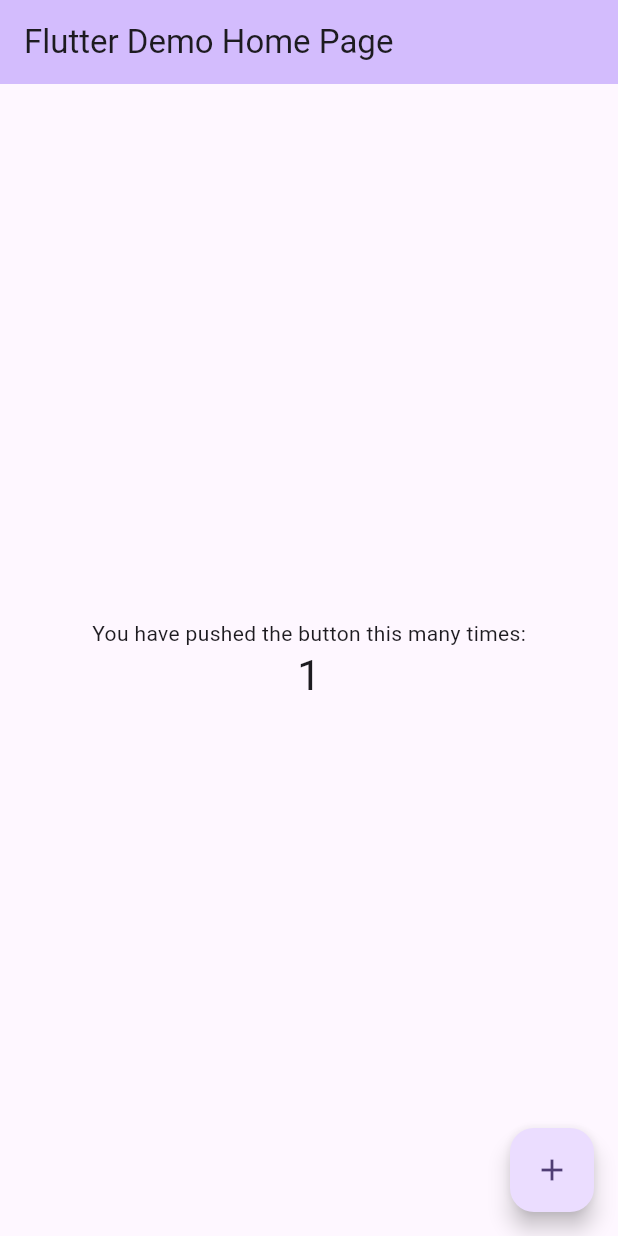
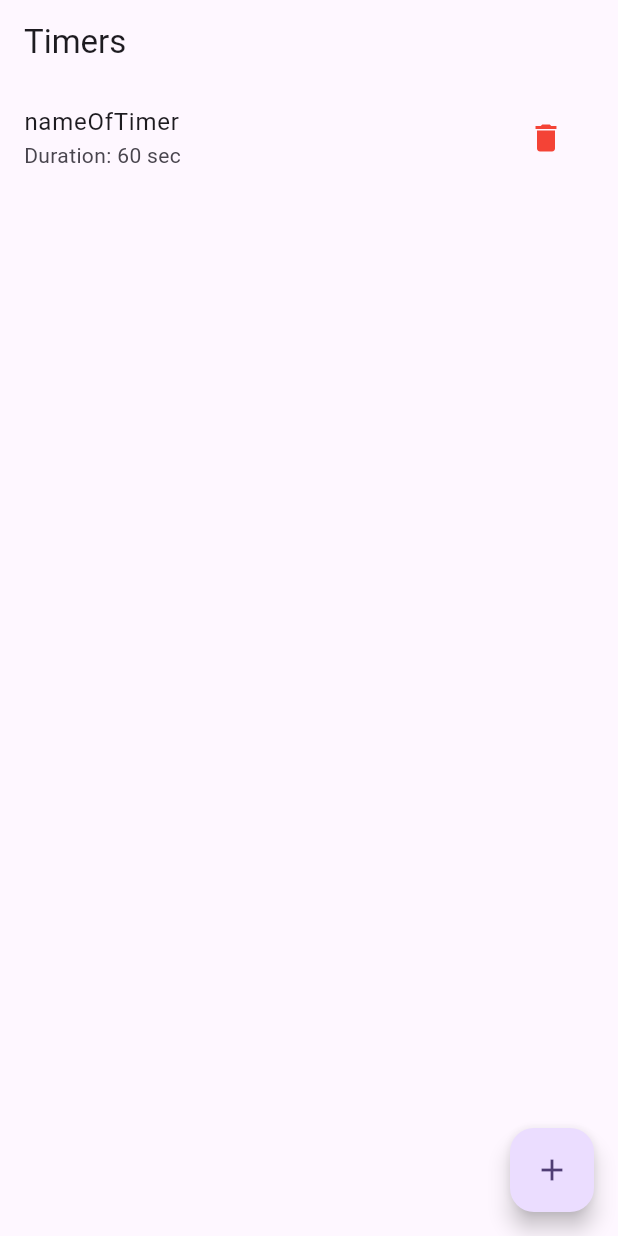
Before and after one commit to majdideveloper/box_round_timer, a Flutter app: the screen it shows after launch, after a tap on the "add" icon, on a phone screen of 412 x 824 dp. Run offline on Flutter 3.47's test engine with Material 3 defaults, Android fonts, the phone set to English and light mode, and no system bars; our stand-ins replace bloc, dartz, flutter_bloc, freezed_annotation, get_it, shared_preferences.

Commit message:
add get it and implement UI for just add Timer and remove

```diff
--- a/lib/features/timer/data/datasources/local_data_source/timer_local_data_source.dart
+++ b/lib/features/timer/data/datasources/local_data_source/timer_local_data_source.dart
@@ -1,11 +1,13 @@
+// import 'dart:convert';
 import 'dart:convert';
+import 'dart:developer';
 
 import 'package:dartz/dartz.dart';
 import 'package:shared_preferences/shared_preferences.dart';
 
 import '../../models/timer_model.dart';
 
-//TODO make is here own class constant
+// Constant key for SharedPreferences
 const String cachedTimersKey = "CACHED_TIMERS";
 
 abstract class TimerLocalDataSource {
@@ -17,10 +19,14 @@ abstract class TimerLocalDataSource {
 
 class TimerLocalDataSourceImpl implements TimerLocalDataSource {
   final SharedPreferences sharedPreferences;
+
   TimerLocalDataSourceImpl({required this.sharedPreferences});
+
   @override
   Future<Unit> addTimer(TimerModel timerModel) async {
+    log("Before getCachedTimers");
     final List<TimerModel> timers = await getCachedTimers();
+    log("Fetched timers, adding new one.");
     timers.add(timerModel);
     await _saveTimers(timers);
     return unit;
@@ -29,9 +35,27 @@ class TimerLocalDataSourceImpl implements TimerLocalDataSource {
   @override
   Future<List<TimerModel>> getCachedTimers() async {
     final jsonString = sharedPreferences.getString(cachedTimersKey);
+
     if (jsonString != null) {
-      final List<dynamic> jsonList = json.decode(jsonString);
-      return jsonList.map((json) => TimerModel.fromJson(json)).toList();
+      try {
+        final List<dynamic> jsonList = jsonDecode(jsonString);
+        log("Decoded JSON list: $jsonList");
+
+        // Check if the list is valid before mapping
+        if (jsonList is List &&
+            jsonList.isNotEmpty &&
+            jsonList.first is Map<String, dynamic>) {
+          return jsonList
+              .map((json) => TimerModel.fromJson(json as Map<String, dynamic>))
+              .toList();
+        } else {
+          log("Error: Stored data is not in the correct format.");
+          return [];
+        }
+      } catch (e) {
+        log("Error decoding JSON: $e");
+        return [];
+      }
     }
     return [];
   }
@@ -46,7 +70,6 @@ class TimerLocalDataSourceImpl implements TimerLocalDataSource {
 
   @override
   Future<Unit> updateTimer(String idTimer, TimerModel timerModel) async {
-    //! change this becasue iuse my own uuid
     final List<TimerModel> timers = await getCachedTimers();
     final index = timers.indexWhere((timer) => timer.idTimer == idTimer);
     if (index != -1) {
@@ -57,8 +80,9 @@ class TimerLocalDataSourceImpl implements TimerLocalDataSource {
   }
 
   Future<void> _saveTimers(List<TimerModel> timers) async {
-    final List<String> jsonList =
-        timers.map((timer) => json.encode(timer.toJson())).toList();
-    await sharedPreferences.setString(cachedTimersKey, json.encode(jsonList));
+    final List<Map<String, dynamic>> jsonList =
+        timers.map((timer) => timer.toJson()).toList();
+    final String jsonString = jsonEncode(jsonList);
+    await sharedPreferences.setString(cachedTimersKey, jsonString);
   }
 }
--- a/lib/features/timer/data/models/timer_model.dart
+++ b/lib/features/timer/data/models/timer_model.dart
@@ -1,40 +1,102 @@
-import 'package:freezed_annotation/freezed_annotation.dart';
+import 'dart:convert';
 
-import '../../domain/entities/timer_entity.dart';
+import 'package:box_round_timer/features/timer/domain/entities/timer_entity.dart';
 
-part 'timer_model.freezed.dart';
-part 'timer_model.g.dart';
+class TimerModel extends TimerEntity {
+  final String nameOfTimer;
+  final String idTimer;
+  final int preparationTime;
+  final int? roundTime;
+  final int resetTime;
+  final TypeTimer type;
+  final int numberOfRounds;
+  final int? firstPhaseDuration;
+  final int? secondPhaseDuration;
 
-@freezed
-class TimerModel with _$TimerModel {
-  const factory TimerModel({
-    required String nameOfTimer, // Added nameOfTimer
-    required String idTimer, // Added idTimer
-    required int preparationTime,
-    required int? roundTime,
-    required int resetTime,
-    required TypeTimer type, // Use TypeTimer enum instead of String
-    required int numberOfRounds,
-    required int? firstPhaseDuration,
-    required int? secondPhaseDuration,
-  }) = _TimerModel;
+  TimerModel({
+    required this.nameOfTimer,
+    required this.idTimer,
+    required this.preparationTime,
+    required this.roundTime,
+    required this.resetTime,
+    required this.type,
+    required this.numberOfRounds,
+    required this.firstPhaseDuration,
+    required this.secondPhaseDuration,
+  }) : super(
+          nameOfTimer: nameOfTimer,
+          idTimer: idTimer,
+          preparationTime: preparationTime,
+          resetTime: resetTime,
+          type: type,
+          numberOfRounds: numberOfRounds,
+        );
 
-  /// Factory method to convert a [TimerEntity] into a [TimerModel]
-  factory TimerModel.fromEntity(TimerEntity entity) => TimerModel(
-        nameOfTimer: entity.nameOfTimer,
-        idTimer: entity.idTimer,
-        preparationTime: entity.preparationTime,
-        roundTime: entity.roundTime,
-        resetTime: entity.resetTime,
-        type: entity.type, // Directly map the TypeTimer enum
-        numberOfRounds: entity.numberOfRounds,
-        firstPhaseDuration: entity.firstPhaseDuration,
-        secondPhaseDuration: entity.secondPhaseDuration,
-      );
+  /// ✅ Convert a JSON Map into a `TimerModel`
+  factory TimerModel.fromJson(Map<String, dynamic> json) {
+    return TimerModel(
+      nameOfTimer: json['nameOfTimer'],
+      idTimer: json['idTimer'],
+      preparationTime: json['preparationTime'],
+      roundTime: json['roundTime'],
+      resetTime: json['resetTime'],
+      type: TypeTimer.values
+          .firstWhere((e) => e.toString() == json['type']), // Enum conversion
+      numberOfRounds: json['numberOfRounds'],
+      firstPhaseDuration: json['firstPhaseDuration'],
+      secondPhaseDuration: json['secondPhaseDuration'],
+    );
+  }
 
-  /// Factory method for JSON serialization
-  factory TimerModel.fromJson(Map<String, dynamic> json) =>
-      _$TimerModelFromJson(json);
+  /// ✅ Convert the `TimerModel` into a JSON Map
+  Map<String, dynamic> toJson() {
+    return {
+      'nameOfTimer': nameOfTimer,
+      'idTimer': idTimer,
+      'preparationTime': preparationTime,
+      'roundTime': roundTime,
+      'resetTime': resetTime,
+      'type': type.toString(), // Store enum as String
+      'numberOfRounds': numberOfRounds,
+      'firstPhaseDuration': firstPhaseDuration,
+      'secondPhaseDuration': secondPhaseDuration,
+    };
+  }
+
+  /// ✅ Create a copy with modified values
+  TimerModel copyWith({
+    String? nameOfTimer,
+    String? idTimer,
+    int? preparationTime,
+    int? roundTime,
+    int? resetTime,
+    TypeTimer? type,
+    int? numberOfRounds,
+    int? firstPhaseDuration,
+    int? secondPhaseDuration,
+  }) {
+    return TimerModel(
+      nameOfTimer: nameOfTimer ?? this.nameOfTimer,
+      idTimer: idTimer ?? this.idTimer,
+      preparationTime: preparationTime ?? this.preparationTime,
+      roundTime: roundTime ?? this.roundTime,
+      resetTime: resetTime ?? this.resetTime,
+      type: type ?? this.type,
+      numberOfRounds: numberOfRounds ?? this.numberOfRounds,
+      firstPhaseDuration: firstPhaseDuration ?? this.firstPhaseDuration,
+      secondPhaseDuration: secondPhaseDuration ?? this.secondPhaseDuration,
+    );
+  }
+
+  /// ✅ Convert a JSON string to a `TimerModel`
+  static TimerModel fromJsonString(String jsonString) {
+    return TimerModel.fromJson(jsonDecode(jsonString));
+  }
+
+  /// ✅ Convert `TimerModel` to a JSON string
+  String toJsonString() {
+    return jsonEncode(toJson());
+  }
 }
 
 extension TimerModelMapper on TimerModel {
--- /dev/null
+++ b/lib/features/timer/data/repositories/timer_repository_impl.dart
@@ -0,0 +1,76 @@
+import 'dart:developer';
+
+import 'package:box_round_timer/core/error/failure.dart';
+import 'package:box_round_timer/features/timer/data/datasources/local_data_source/timer_local_data_source.dart';
+import 'package:box_round_timer/features/timer/data/models/timer_model.dart';
+import 'package:box_round_timer/features/timer/domain/entities/timer_entity.dart';
+import 'package:box_round_timer/features/timer/domain/repositories/timer_repository.dart';
+import 'package:dartz/dartz.dart';
+
+class TimerRepositoryImpl implements TimerRepository {
+  final TimerLocalDataSource localDataSource;
+  TimerRepositoryImpl({
+    required this.localDataSource,
+  });
+  @override
+  Future<Either<Failure, Unit>> addTimer(TimerEntity timer) async {
+    final TimerModel timerModel = TimerModel(
+        nameOfTimer: timer.nameOfTimer,
+        idTimer: timer.idTimer,
+        preparationTime: timer.preparationTime,
+        roundTime: timer.roundTime,
+        resetTime: timer.resetTime,
+        type: timer.type,
+        numberOfRounds: timer.numberOfRounds,
+        firstPhaseDuration: timer.firstPhaseDuration,
+        secondPhaseDuration: timer.secondPhaseDuration);
+
+    try {
+      await localDataSource.addTimer(timerModel);
+      return Right(unit);
+    } catch (e) {
+      return Left(Failure(e.toString()));
+    }
+  }
+
+  @override
+  Future<Either<Failure, List<TimerEntity>>> getAllTimers() async {
+    try {
+      final listTimers = await localDataSource.getCachedTimers();
+      return Right(listTimers);
+    } catch (e) {
+      return Left(Failure(e.toString()));
+    }
+  }
+
+  @override
+  Future<Either<Failure, Unit>> removeTimer(String idTimer) async {
+    try {
+      await localDataSource.removeTimer(idTimer);
+      return Right(unit);
+    } catch (e) {
+      return Left(Failure(e.toString()));
+    }
+  }
+
+  @override
+  Future<Either<Failure, Unit>> updateTimer(
+      String id, TimerEntity timer) async {
+    final TimerModel timerModel = TimerModel(
+        nameOfTimer: timer.nameOfTimer,
+        idTimer: timer.idTimer,
+        preparationTime: timer.preparationTime,
+        roundTime: timer.roundTime,
+        resetTime: timer.resetTime,
+        type: timer.type,
+        numberOfRounds: timer.numberOfRounds,
+        firstPhaseDuration: timer.firstPhaseDuration,
+        secondPhaseDuration: timer.secondPhaseDuration);
+    try {
+      await localDataSource.updateTimer(id, timerModel);
+      return Right(unit);
+    } catch (e) {
+      return Left(Failure(e.toString()));
+    }
+  }
+}
--- /dev/null
+++ b/lib/features/timer/presentation/cubit/timer_cubit.dart
@@ -0,0 +1,52 @@
+import 'dart:developer';
+
+import 'package:bloc/bloc.dart';
+import 'package:box_round_timer/features/timer/data/models/timer_model.dart';
+import 'package:box_round_timer/features/timer/domain/entities/timer_entity.dart';
+import 'package:box_round_timer/features/timer/domain/usecases/add_timer_usecaase.dart';
+import 'package:box_round_timer/features/timer/domain/usecases/get_all_timers_usecase.dart';
+import 'package:box_round_timer/features/timer/domain/usecases/remove_timer_usecase.dart';
+import 'package:box_round_timer/features/timer/domain/usecases/update_tiemr_usecase.dart';
+import 'package:freezed_annotation/freezed_annotation.dart';
+
+part 'timer_state.dart';
+part 'timer_cubit.freezed.dart';
+
+class TimerCubit extends Cubit<TimerState> {
+  final GetAllTimersUsecase getTimers;
+  final AddTimerUsecase addTimer;
+  final UpdateTimerUsecase updateTimer;
+  final RemoveTimerUsecase removeTimer;
+
+  TimerCubit({
+    required this.getTimers,
+    required this.addTimer,
+    required this.updateTimer,
+    required this.removeTimer,
+  }) : super(const TimerState.initial());
+
+  Future<void> fetchTimers() async {
+    emit(const TimerState.loading());
+    final failureOrTimers = await getTimers();
+    failureOrTimers.fold((failure) {
+      log(failure.message);
+    }, (timers) {
+      emit(TimerState.loaded(timers));
+    });
+  }
+
+  Future<void> createTimer(TimerEntity timer) async {
+    await addTimer(timer);
+    fetchTimers();
+  }
+
+  Future<void> editTimer(String id, TimerEntity timer) async {
+    await updateTimer(id, timer);
+    fetchTimers();
+  }
+
+  Future<void> deleteTimer(String idTimer) async {
+    await removeTimer(idTimer);
+    fetchTimers();
+  }
+}
--- /dev/null
+++ b/lib/features/timer/presentation/cubit/timer_state.dart
@@ -0,0 +1,8 @@
+part of 'timer_cubit.dart';
+
+@freezed
+class TimerState with _$TimerState {
+  const factory TimerState.initial() = _Initial;
+  const factory TimerState.loading() = _Loading;
+  const factory TimerState.loaded(List<TimerEntity> timers) = _Loaded;
+}
--- /dev/null
+++ b/lib/features/timer/presentation/pages/timer_page.dart
@@ -0,0 +1,53 @@
+import 'package:box_round_timer/features/timer/domain/entities/timer_entity.dart';
+import 'package:box_round_timer/features/timer/presentation/cubit/timer_cubit.dart';
+import 'package:flutter/material.dart';
+import 'package:flutter_bloc/flutter_bloc.dart';
+import 'package:uuid/uuid.dart';
+
+class TimerPage extends StatelessWidget {
+  const TimerPage({Key? key}) : super(key: key);
+
+  @override
+  Widget build(BuildContext context) {
+    return Scaffold(
+      appBar: AppBar(title: const Text('Timers')),
+      body: BlocBuilder<TimerCubit, TimerState>(
+        builder: (context, state) {
+          return state.when(
+            initial: () => const Center(child: Text('No timers available')),
+            loading: () => const Center(child: CircularProgressIndicator()),
+            loaded: (timers) => ListView.builder(
+              itemCount: timers.length,
+              itemBuilder: (context, index) {
+                final timer = timers[index];
+                return ListTile(
+                  title: Text(timer.nameOfTimer),
+                  subtitle: Text('Duration: ${timer.preparationTime} sec'),
+                  trailing: IconButton(
+                    icon: const Icon(Icons.delete, color: Colors.red),
+                    onPressed: () {
+                      context.read<TimerCubit>().deleteTimer(timer.idTimer);
+                    },
+                  ),
+                );
+              },
+            ),
+          );
+        },
+      ),
+      floatingActionButton: FloatingActionButton(
+        onPressed: () async {
+          final newTimer = TimerEntity(
+              nameOfTimer: "nameOfTimer",
+              idTimer: const Uuid().v1(),
+              preparationTime: 60,
+              resetTime: 60,
+              type: TypeTimer.normal,
+              numberOfRounds: 3);
+          context.read<TimerCubit>().createTimer(newTimer);
+        },
+        child: const Icon(Icons.add),
+      ),
+    );
+  }
+}
--- /dev/null
+++ b/lib/features/timer/timer_injection_container.dart
@@ -0,0 +1,36 @@
+import 'package:box_round_timer/features/timer/data/datasources/local_data_source/timer_local_data_source.dart';
+import 'package:box_round_timer/features/timer/data/repositories/timer_repository_impl.dart';
+import 'package:box_round_timer/features/timer/domain/repositories/timer_repository.dart';
+import 'package:box_round_timer/features/timer/domain/usecases/add_timer_usecaase.dart';
+import 'package:box_round_timer/features/timer/domain/usecases/get_all_timers_usecase.dart';
+import 'package:box_round_timer/features/timer/domain/usecases/remove_timer_usecase.dart';
+import 'package:box_round_timer/features/timer/domain/usecases/update_tiemr_usecase.dart';
+
+import 'package:box_round_timer/features/timer/presentation/cubit/timer_cubit.dart';
+
+import '../../main_injection_container.dart';
+
+Future<void> tiemrInjectionContainer() async {
+  // * CUBITS INJECTION
+  sl.registerFactory<TimerCubit>(() => TimerCubit(
+        getTimers: sl(),
+        addTimer: sl(),
+        updateTimer: sl(),
+        removeTimer: sl(),
+      ));
+
+  // * USE CASES INJECTION
+  sl.registerLazySingleton<GetAllTimersUsecase>(
+      () => GetAllTimersUsecase(sl()));
+  sl.registerLazySingleton<AddTimerUsecase>(() => AddTimerUsecase(sl()));
+  sl.registerLazySingleton<UpdateTimerUsecase>(() => UpdateTimerUsecase(sl()));
+  sl.registerLazySingleton<RemoveTimerUsecase>(() => RemoveTimerUsecase(sl()));
+
+  // * REPOSITORY INJECTION
+  sl.registerLazySingleton<TimerRepository>(
+      () => TimerRepositoryImpl(localDataSource: sl()));
+
+  // DATA SOURCES INJECTION
+  sl.registerLazySingleton<TimerLocalDataSource>(
+      () => TimerLocalDataSourceImpl(sharedPreferences: sl()));
+}
--- a/lib/main.dart
+++ b/lib/main.dart
@@ -1,6 +1,12 @@
+import 'package:box_round_timer/features/timer/presentation/cubit/timer_cubit.dart';
+import 'package:box_round_timer/features/timer/presentation/pages/timer_page.dart';
 import 'package:flutter/material.dart';
+import 'package:flutter_bloc/flutter_bloc.dart';
+import 'main_injection_container.dart' as di;
 
-void main() {
+void main() async {
+  WidgetsFlutterBinding.ensureInitialized();
+  await di.init();
   runApp(const MyApp());
 }
 
@@ -10,7 +16,13 @@
   // This widget is the root of your application.
   @override
   Widget build(BuildContext context) {
-    return MaterialApp(
+    return MultiBlocProvider(
+      providers: [
+        BlocProvider(
+          create: (context) => di.sl<TimerCubit>(),
+        ),
+      ],
+      child: MaterialApp(
         title: 'Flutter Demo',
         theme: ThemeData(
           // This is the theme of your application.
@@ -31,7 +43,9 @@
           colorScheme: ColorScheme.fromSeed(seedColor: Colors.deepPurple),
           useMaterial3: true,
         ),
-      home: const MyHomePage(title: 'Flutter Demo Home Page'),
+        home: TimerPage(),
+        //const MyHomePage(title: 'Flutter Demo Home Page'),
+      ),
     );
   }
 }
--- /dev/null
+++ b/lib/main_injection_container.dart
@@ -0,0 +1,18 @@
+import 'package:box_round_timer/features/timer/timer_injection_container.dart';
+import 'package:get_it/get_it.dart';
+import 'package:shared_preferences/shared_preferences.dart';
+
+final sl = GetIt.instance;
+
+Future<void> init() async {
+  //! Core
+
+  // sl.registerLazySingleton<NetworkInfo>(() => NetworkInfoImpl(sl()));
+
+  //! External
+
+  final sharedPreferences = await SharedPreferences.getInstance();
+  sl.registerLazySingleton(() => sharedPreferences);
+
+  await tiemrInjectionContainer();
+}
--- a/pubspec.yaml
+++ b/pubspec.yaml
@@ -39,6 +39,8 @@ dependencies:
   freezed_annotation: ^2.4.4
   json_annotation: ^4.9.0
   shared_preferences: ^2.5.2
+  flutter_bloc: ^9.0.0
+  uuid: ^4.5.1
 
 dev_dependencies:
   flutter_test:
```
Also changed, not shown: lib/features/timer/data/models/timer_model.freezed.dart (deleted), lib/features/timer/data/models/timer_model.g.dart (deleted), lib/features/timer/presentation/cubit/timer_cubit.freezed.dart (added), pubspec.lock, 3 other files. Lines whose indentation alone changed are shown as unchanged.
